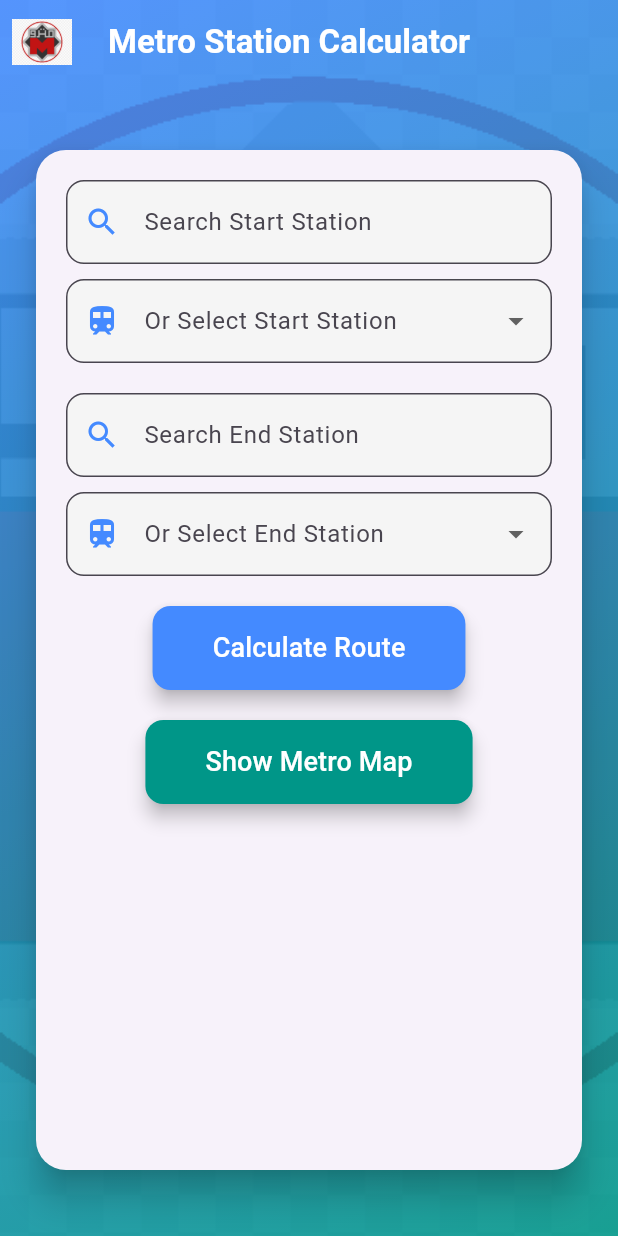
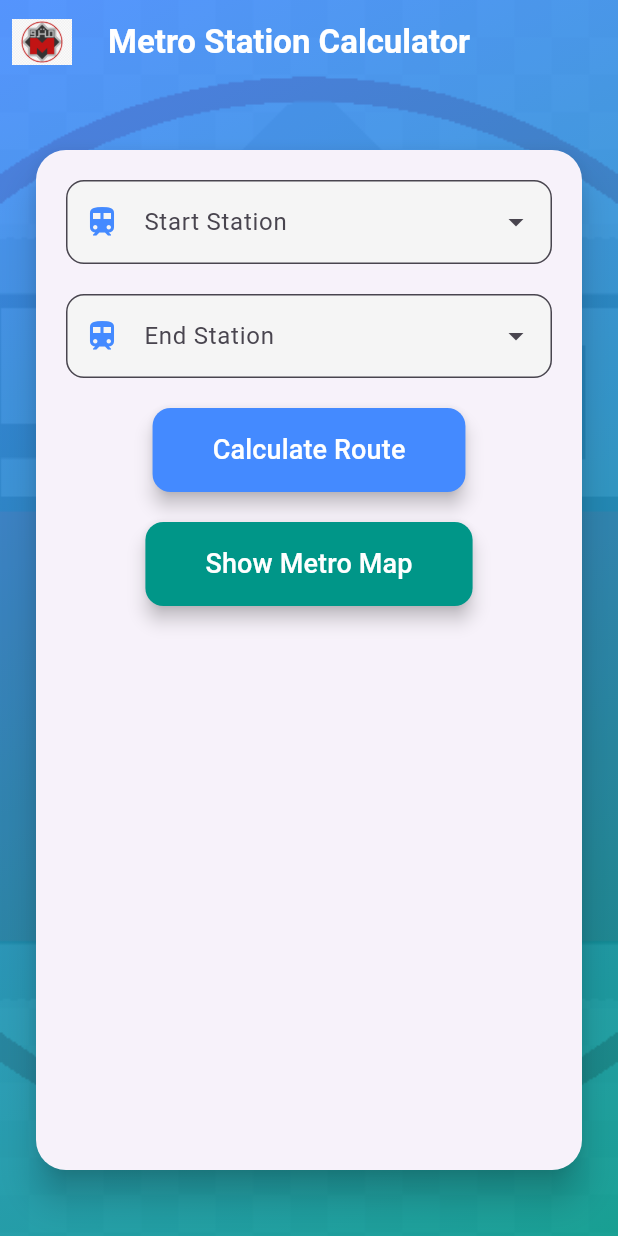
Before and after one commit to Hamouda187/Cairo_Metro_Stations_Calculator, a Flutter app: the screen it shows after launch, on a phone screen of 412 x 824 dp. Run offline on Flutter 3.47's test engine with Material 3 defaults, Android fonts, the phone set to English and light mode, and no system bars.

Commit message:
App V2.0
one bar for the search and drop down

```diff
--- a/lib/main.dart
+++ b/lib/main.dart
@@ -219,7 +219,7 @@ class ResultPage extends StatelessWidget {
     var combinedLine = [...metroLine.reversed, ...metroLine2];
     final startIndex = combinedLine.indexOf(start);
     final endIndex = combinedLine.indexOf(end);
-    final exchangeStation = metroLine2[0]; // The exchange station (e.g., "KitKat")
+    final exchangeStation = metroLine2[0];
     final exchangeIndex = combinedLine.indexOf(exchangeStation);
     final calc = calculations(startIndex, endIndex);
 
@@ -232,9 +232,8 @@ class ResultPage extends StatelessWidget {
       direction = 'Towards: ${combinedLine[0]}';
     }
 
-    // Build the route without duplicating the exchange station
     final firstLeg = startIndex < exchangeIndex
-        ? combinedLine.sublist(startIndex, exchangeIndex) // Up to but not including exchange
+        ? combinedLine.sublist(startIndex, exchangeIndex)
         : combinedLine.sublist(exchangeIndex + 1, startIndex + 1).reversed.toList();
     final secondLeg = endIndex > exchangeIndex
         ? combinedLine.sublist(exchangeIndex + 1, endIndex + 1)
@@ -242,7 +241,7 @@ class ResultPage extends StatelessWidget {
 
     final routeList = [
       ...firstLeg,
-      exchangeStation, // Add exchange station once
+      exchangeStation,
       ...secondLeg,
     ];
     route = 'Your Route:\n${routeList.asMap().entries.map((e) => '${e.key + 1}. ${e.value}').join('\n')}';
@@ -318,7 +317,7 @@ class ResultPage extends StatelessWidget {
 
     final routeList = [
       ...firstLeg,
-      nearestChangeStation, // Add exchange station once
+      nearestChangeStation,
       ...secondLeg,
     ];
     final route = 'Your Route:\n${routeList.asMap().entries.map((e) => '${e.key + 1}. ${e.value}').join('\n')}';
@@ -342,34 +341,42 @@ class ResultPage extends StatelessWidget {
   Widget build(BuildContext context) {
     final result = calculateRoute();
 
-    // Determine ticket price color and style
     Color ticketPriceColor;
-    List<Shadow>? ticketPriceShadows;
+    TextStyle ticketPriceStyle;
     switch (result['ticketPrice']) {
       case '8 L.E.':
         ticketPriceColor = Colors.yellow;
-        ticketPriceShadows = null;
+        ticketPriceStyle = TextStyle(
+          fontSize: 16,
+          fontWeight: FontWeight.w600,
+          foreground: Paint()
+            ..style = PaintingStyle.stroke
+            ..strokeWidth = 1.0
+            ..color = Colors.black,
+        );
         break;
       case '10 L.E.':
         ticketPriceColor = Colors.green;
-        ticketPriceShadows = null;
+        ticketPriceStyle = const TextStyle(fontSize: 16, fontWeight: FontWeight.w600);
         break;
       case '15 L.E.':
         ticketPriceColor = Colors.pink;
-        ticketPriceShadows = null;
+        ticketPriceStyle = const TextStyle(fontSize: 16, fontWeight: FontWeight.w600);
         break;
       case '20 L.E.':
-        ticketPriceColor = const Color(0xFFF5F5DC); // Beige
-        ticketPriceShadows = [
-          const Shadow(offset: Offset(1.0, 1.0), blurRadius: 1.0, color: Colors.black),
-          const Shadow(offset: Offset(-1.0, -1.0), blurRadius: 1.0, color: Colors.black),
-          const Shadow(offset: Offset(1.0, -1.0), blurRadius: 1.0, color: Colors.black),
-          const Shadow(offset: Offset(-1.0, 1.0), blurRadius: 1.0, color: Colors.black),
-        ];
+        ticketPriceColor = const Color(0xFFF5F5DC);
+        ticketPriceStyle = TextStyle(
+          fontSize: 16,
+          fontWeight: FontWeight.w600,
+          foreground: Paint()
+            ..style = PaintingStyle.stroke
+            ..strokeWidth = 1.0
+            ..color = Colors.black,
+        );
         break;
       default:
         ticketPriceColor = Colors.green;
-        ticketPriceShadows = null;
+        ticketPriceStyle = const TextStyle(fontSize: 16, fontWeight: FontWeight.w600);
     }
 
     return Scaffold(
@@ -414,7 +421,7 @@ class ResultPage extends StatelessWidget {
                         icon: Icons.info,
                         iconColor: Colors.orange,
                         content: [
-                          _buildRowWithShadows('Ticket Price', result['ticketPrice']!, ticketPriceColor, ticketPriceShadows),
+                          _buildRowWithStyle('Ticket Price', result['ticketPrice']!, ticketPriceColor, ticketPriceStyle),
                           _buildRow('Stations Count', result['stationsCount']!, Colors.orange),
                           _buildRow('Estimated Time', result['estimatedTime']!, Colors.purple),
                         ],
@@ -540,7 +547,7 @@ class ResultPage extends StatelessWidget {
     );
   }
 
-  Widget _buildRowWithShadows(String label, String value, Color color, List<Shadow>? shadows) {
+  Widget _buildRowWithStyle(String label, String value, Color color, TextStyle style) {
     return Row(
       mainAxisAlignment: MainAxisAlignment.spaceBetween,
       children: [
@@ -551,7 +558,7 @@ class ResultPage extends StatelessWidget {
         Flexible(
           child: Text(
             value,
-            style: TextStyle(fontSize: 16, color: color, fontWeight: FontWeight.w600, shadows: shadows),
+            style: style.copyWith(color: color),
             textAlign: TextAlign.right,
           ),
         ),
@@ -762,11 +769,30 @@ class _HomePageState extends State<HomePage> with SingleTickerProviderStateMixin
                         child: Column(
                           mainAxisSize: MainAxisSize.min,
                           children: [
+                            Column(
+                              crossAxisAlignment: CrossAxisAlignment.start,
+                              children: [
                                 TextField(
                                   controller: _startSearchController,
                                   decoration: InputDecoration(
-                                labelText: 'Search Start Station',
-                                prefixIcon: const Icon(Icons.search, color: Colors.blueAccent),
+                                    labelText: 'Start Station',
+                                    prefixIcon: const Icon(Icons.train, color: Colors.blueAccent),
+                                    suffixIcon: PopupMenuButton<String>(
+                                      icon: const Icon(Icons.arrow_drop_down),
+                                      onSelected: (value) {
+                                        setState(() {
+                                          _startSearchController.text = value;
+                                          startStation = value;
+                                          showStartDropdown = false;
+                                        });
+                                      },
+                                      itemBuilder: (context) => allStations
+                                          .map((station) => PopupMenuItem(
+                                        value: station,
+                                        child: Text(station),
+                                      ))
+                                          .toList(),
+                                    ),
                                     border: OutlineInputBorder(
                                       borderRadius: BorderRadius.circular(12),
                                     ),
@@ -777,6 +803,17 @@ class _HomePageState extends State<HomePage> with SingleTickerProviderStateMixin
                                 if (showStartDropdown)
                                   Container(
                                     constraints: const BoxConstraints(maxHeight: 200),
+                                    decoration: BoxDecoration(
+                                      color: Colors.white,
+                                      borderRadius: BorderRadius.circular(12),
+                                      boxShadow: [
+                                        BoxShadow(
+                                          color: Colors.grey.withOpacity(0.5),
+                                          spreadRadius: 2,
+                                          blurRadius: 5,
+                                        ),
+                                      ],
+                                    ),
                                     child: ListView.builder(
                                       shrinkWrap: true,
                                       itemCount: filteredStartStations.length,
@@ -794,35 +831,33 @@ class _HomePageState extends State<HomePage> with SingleTickerProviderStateMixin
                                       },
                                     ),
                                   ),
-                            const SizedBox(height: 10),
-                            DropdownButtonFormField<String>(
-                              decoration: InputDecoration(
-                                labelText: 'Or Select Start Station',
-                                prefixIcon: const Icon(Icons.train, color: Colors.blueAccent),
-                                border: OutlineInputBorder(
-                                  borderRadius: BorderRadius.circular(12),
-                                ),
-                                filled: true,
-                                fillColor: Colors.grey[100],
-                              ),
-                              items: allStations.map((station) {
-                                return DropdownMenuItem(value: station, child: Text(station));
-                              }).toList(),
-                              onChanged: (value) {
-                                setState(() {
-                                  startStation = value;
-                                  _startSearchController.clear();
-                                  showStartDropdown = false;
-                                });
-                              },
-                              value: startStation,
+                              ],
                             ),
                             const SizedBox(height: 20),
+                            Column(
+                              crossAxisAlignment: CrossAxisAlignment.start,
+                              children: [
                                 TextField(
                                   controller: _endSearchController,
                                   decoration: InputDecoration(
-                                labelText: 'Search End Station',
-                                prefixIcon: const Icon(Icons.search, color: Colors.blueAccent),
+                                    labelText: 'End Station',
+                                    prefixIcon: const Icon(Icons.train, color: Colors.blueAccent),
+                                    suffixIcon: PopupMenuButton<String>(
+                                      icon: const Icon(Icons.arrow_drop_down),
+                                      onSelected: (value) {
+                                        setState(() {
+                                          _endSearchController.text = value;
+                                          endStation = value;
+                                          showEndDropdown = false;
+                                        });
+                                      },
+                                      itemBuilder: (context) => allStations
+                                          .map((station) => PopupMenuItem(
+                                        value: station,
+                                        child: Text(station),
+                                      ))
+                                          .toList(),
+                                    ),
                                     border: OutlineInputBorder(
                                       borderRadius: BorderRadius.circular(12),
                                     ),
@@ -833,6 +868,17 @@ class _HomePageState extends State<HomePage> with SingleTickerProviderStateMixin
                                 if (showEndDropdown)
                                   Container(
                                     constraints: const BoxConstraints(maxHeight: 200),
+                                    decoration: BoxDecoration(
+                                      color: Colors.white,
+                                      borderRadius: BorderRadius.circular(12),
+                                      boxShadow: [
+                                        BoxShadow(
+                                          color: Colors.grey.withOpacity(0.5),
+                                          spreadRadius: 2,
+                                          blurRadius: 5,
+                                        ),
+                                      ],
+                                    ),
                                     child: ListView.builder(
                                       shrinkWrap: true,
                                       itemCount: filteredEndStations.length,
@@ -850,28 +896,7 @@ class _HomePageState extends State<HomePage> with SingleTickerProviderStateMixin
                                       },
                                     ),
                                   ),
-                            const SizedBox(height: 10),
-                            DropdownButtonFormField<String>(
-                              decoration: InputDecoration(
-                                labelText: 'Or Select End Station',
-                                prefixIcon: const Icon(Icons.train, color: Colors.blueAccent),
-                                border: OutlineInputBorder(
-                                  borderRadius: BorderRadius.circular(12),
-                                ),
-                                filled: true,
-                                fillColor: Colors.grey[100],
-                              ),
-                              items: allStations.map((station) {
-                                return DropdownMenuItem(value: station, child: Text(station));
-                              }).toList(),
-                              onChanged: (value) {
-                                setState(() {
-                                  endStation = value;
-                                  _endSearchController.clear();
-                                  showEndDropdown = false;
-                                });
-                              },
-                              value: endStation,
+                              ],
                             ),
                             const SizedBox(height: 20),
                             Column(
--- a/pubspec.yaml
+++ b/pubspec.yaml
@@ -30,7 +30,6 @@ environment:
 dependencies:
   flutter:
     sdk: flutter
-
   # The following adds the Cupertino Icons font to your application.
   # Use with the CupertinoIcons class for iOS style icons.
   cupertino_icons: ^1.0.8
```
Lines whose indentation alone changed are shown as unchanged.
